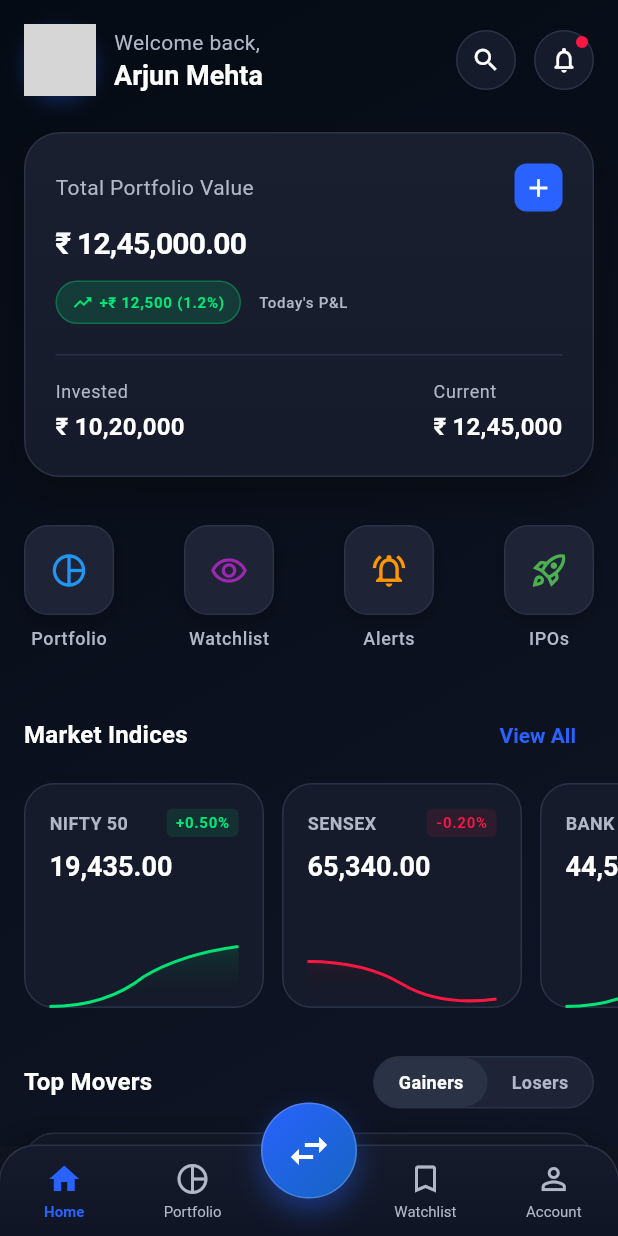
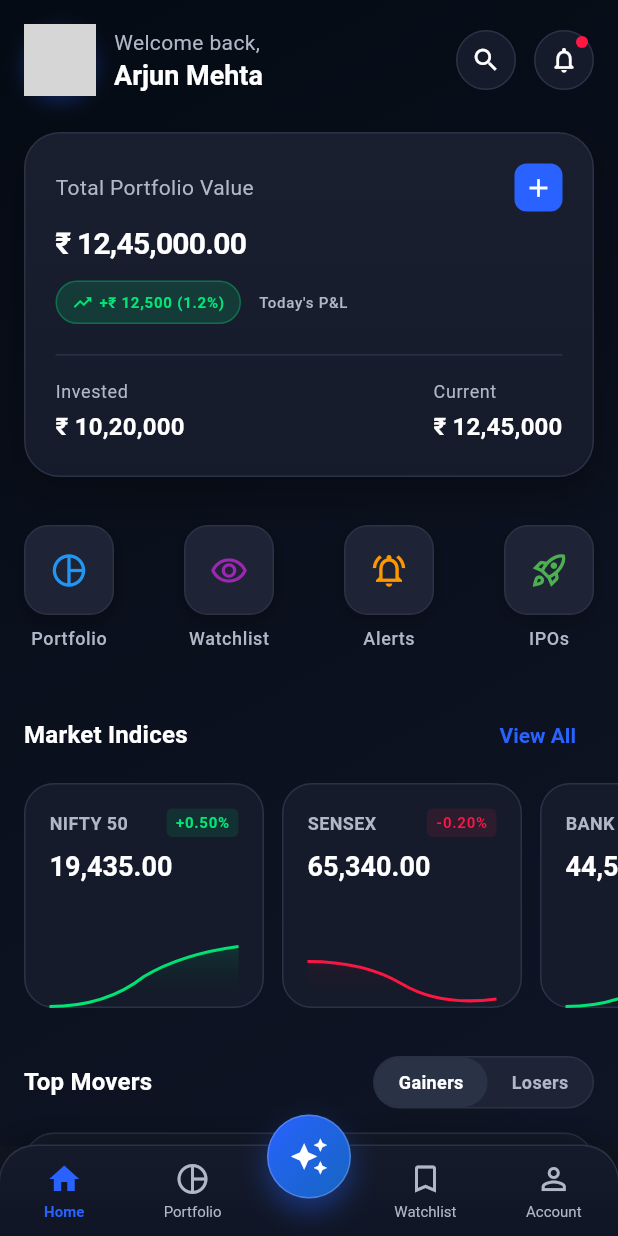
Before and after one commit to SheetalAlbiorix/ShockTrade, a Flutter app: the screen it shows after launch, on a phone screen of 412 x 824 dp. Run offline on Flutter 3.47's test engine with Material 3 defaults, Android fonts, the phone set to English and light mode, and no system bars; our stand-ins replace dio, flutter_riverpod, freezed_annotation, get_it, go_router; network calls fail; grey boxes are pictures that could not be loaded.

Commit message:
feat: replace Trade tab with AI Chat and improve navigation UX
- Replaced Trade tab with AI Chat in bottom navigation
  - Changed tab label from 'Trade' to 'AI Chat'
  - Updated icon from swap_horiz to auto_awesome (sparkle icon)
  - Updated semantic labels for accessibility

- Reduced center floating button size for better proportions
  - Button dimensions: 64x64 -> 56x56 pixels
  - Icon size: 32 -> 26 pixels

- Implemented full-screen AI Chat experience
  - Hide bottom navigation bar when AI Chat screen is active
  - Provides immersive chat interface without distractions

- Fixed AI Chat back navigation
  - Converted AIChatScreen to ConsumerStatefulWidget
  - Back button now navigates to Home tab instead of popping route
  - Uses navigation provider for seamless tab switching

- Updated navigation shell
  - Added conditional rendering for bottom bar (hidden when index == 2)
  - Replaced TradePage with AIChatScreen in navigation stack

This improves the AI Chat user experience by providing a dedicated,
full-screen interface with intuitive navigation patterns.

```diff
--- a/lib/core/widgets/bottom_tab_navigation.dart
+++ b/lib/core/widgets/bottom_tab_navigation.dart
@@ -31,7 +31,8 @@ class BottomTabNavigation extends StatelessWidget {
       children: [
         // Navigation Bar Container
         Container(
-          padding: EdgeInsets.only(bottom: MediaQuery.of(context).padding.bottom),
+          padding:
+              EdgeInsets.only(bottom: MediaQuery.of(context).padding.bottom),
           margin: const EdgeInsets.symmetric(horizontal: 0),
           decoration: BoxDecoration(
             gradient: const LinearGradient(
@@ -58,7 +59,7 @@ class BottomTabNavigation extends StatelessWidget {
                 spreadRadius: 0,
                 offset: Offset(0, 1),
               ),
-               const BoxShadow(
+              const BoxShadow(
                 color: Color(0xFF2A3245), // Top border color simulation
                 blurRadius: 0,
                 spreadRadius: 0.5,
@@ -81,17 +82,20 @@ class BottomTabNavigation extends StatelessWidget {
           ),
         ),
 
-        // Floating Center Button (Trade)
+        // Floating Center Button (AI Chat)
         Positioned(
-          bottom: 25 + MediaQuery.of(context).padding.bottom, // Adjusted for dynamic height
+          bottom: 25 +
+              MediaQuery.of(context)
+                  .padding
+                  .bottom, // Adjusted for dynamic height
           child: GestureDetector(
             onTap: () {
               HapticFeedback.mediumImpact();
-              onTap(2); // Trade index
+              onTap(2); // AI Chat index
             },
             child: Container(
-              width: 64,
-              height: 64,
+              width: 56,
+              height: 56,
               decoration: BoxDecoration(
                 shape: BoxShape.circle,
                 gradient: AppColors.premiumBlueGradient,
@@ -108,9 +112,9 @@ class BottomTabNavigation extends StatelessWidget {
                 ),
               ),
               child: const Icon(
-                Icons.swap_horiz,
+                Icons.auto_awesome,
                 color: Colors.white,
-                size: 32,
+                size: 26,
               ),
             ),
           ),
@@ -148,14 +152,18 @@ class BottomTabNavigation extends StatelessWidget {
                   isActive ? item.activeIcon : item.icon,
                   key: ValueKey(isActive),
                   size: 24,
-                  color: isActive ? AppColors.premiumAccentBlue : AppColors.darkTextSecondary,
+                  color: isActive
+                      ? AppColors.premiumAccentBlue
+                      : AppColors.darkTextSecondary,
                 ),
               ),
               const SizedBox(height: 4),
               AnimatedDefaultTextStyle(
                 duration: const Duration(milliseconds: 200),
                 style: TextStyle(
-                  color: isActive ? AppColors.premiumAccentBlue : AppColors.darkTextSecondary,
+                  color: isActive
+                      ? AppColors.premiumAccentBlue
+                      : AppColors.darkTextSecondary,
                   fontSize: 10,
                   fontWeight: isActive ? FontWeight.w600 : FontWeight.normal,
                   fontFamily: 'Roboto', // Assuming default font or system font
--- a/lib/core/widgets/navigation_shell.dart
+++ b/lib/core/widgets/navigation_shell.dart
@@ -4,9 +4,9 @@ import 'package:shock_app/core/config/app_colors.dart';
 import 'package:shock_app/core/providers/navigation_provider.dart';
 import 'package:shock_app/core/widgets/bottom_tab_navigation.dart';
 import 'package:shock_app/features/account/presentation/pages/account_page.dart';
+import 'package:shock_app/features/ai_chat/presentation/pages/ai_chat_screen.dart';
 import 'package:shock_app/features/portfolio/presentation/pages/portfolio_page.dart';
 import 'package:shock_app/features/stocks/presentation/pages/home_page.dart';
-import 'package:shock_app/features/trade/presentation/pages/trade_page.dart';
 import 'package:shock_app/features/watchlist/presentation/pages/watchlist_page.dart';
 
 /// Main navigation shell that wraps the bottom tab navigation
@@ -25,17 +25,19 @@ class NavigationShell extends ConsumerWidget {
         children: const [
           HomePage(),
           PortfolioPage(),
-          TradePage(),
+          AIChatScreen(),
           WatchlistPage(),
           AccountPage(),
         ],
       ),
-      bottomNavigationBar: BottomTabNavigation(
-        currentIndex: currentIndex,
-        onTap: (index) {
-          ref.read(currentTabIndexProvider.notifier).state = index;
-        },
-      ),
+      bottomNavigationBar: currentIndex == 2
+          ? null
+          : BottomTabNavigation(
+              currentIndex: currentIndex,
+              onTap: (index) {
+                ref.read(currentTabIndexProvider.notifier).state = index;
+              },
+            ),
     );
   }
 }
--- a/lib/core/widgets/tab_item.dart
+++ b/lib/core/widgets/tab_item.dart
@@ -31,11 +31,11 @@ class AppTabs {
     semanticLabel: 'Portfolio tab',
   );
 
-  static const trade = TabItem(
-    label: 'Trade',
-    icon: Icons.swap_horiz,
-    activeIcon: Icons.swap_horiz,
-    semanticLabel: 'Trade tab',
+  static const aiChat = TabItem(
+    label: 'AI Chat',
+    icon: Icons.auto_awesome_outlined,
+    activeIcon: Icons.auto_awesome,
+    semanticLabel: 'AI Chat tab',
   );
 
   static const watchlist = TabItem(
@@ -52,5 +52,11 @@ class AppTabs {
     semanticLabel: 'Account tab',
   );
 
-  static const List<TabItem> all = [home, portfolio, trade, watchlist, account];
+  static const List<TabItem> all = [
+    home,
+    portfolio,
+    aiChat,
+    watchlist,
+    account
+  ];
 }
--- a/lib/features/ai_chat/presentation/pages/ai_chat_screen.dart
+++ b/lib/features/ai_chat/presentation/pages/ai_chat_screen.dart
@@ -1,4 +1,6 @@
 import 'package:flutter/material.dart';
+import 'package:flutter_riverpod/flutter_riverpod.dart';
+import 'package:shock_app/core/providers/navigation_provider.dart';
 import 'package:shock_app/features/ai_chat/domain/chat_message.dart';
 import 'package:shock_app/features/ai_chat/presentation/ai_chat_colors.dart';
 import 'package:shock_app/features/ai_chat/presentation/widgets/glass_header.dart';
@@ -11,14 +13,14 @@ import 'package:shock_app/features/ai_chat/presentation/widgets/typing_indicator
 import 'package:shock_app/features/ai_chat/presentation/widgets/chat_input_footer.dart';
 
 /// AI Chat Screen - Pixel perfect implementation matching HTML design
-class AIChatScreen extends StatefulWidget {
+class AIChatScreen extends ConsumerStatefulWidget {
   const AIChatScreen({super.key});
 
   @override
-  State<AIChatScreen> createState() => _AIChatScreenState();
+  ConsumerState<AIChatScreen> createState() => _AIChatScreenState();
 }
 
-class _AIChatScreenState extends State<AIChatScreen> {
+class _AIChatScreenState extends ConsumerState<AIChatScreen> {
   final ScrollController _scrollController = ScrollController();
   final List<ChatMessage> _messages = [];
   bool _isTyping = false;
@@ -131,7 +133,9 @@ class _AIChatScreenState extends State<AIChatScreen> {
         children: [
           // Glass header
           GlassHeader(
-            onBackPressed: () => Navigator.of(context).pop(),
+            onBackPressed: () {
+              ref.read(currentTabIndexProvider.notifier).state = 0;
+            },
             onMenuPressed: () {
               // Show menu
             },
```
